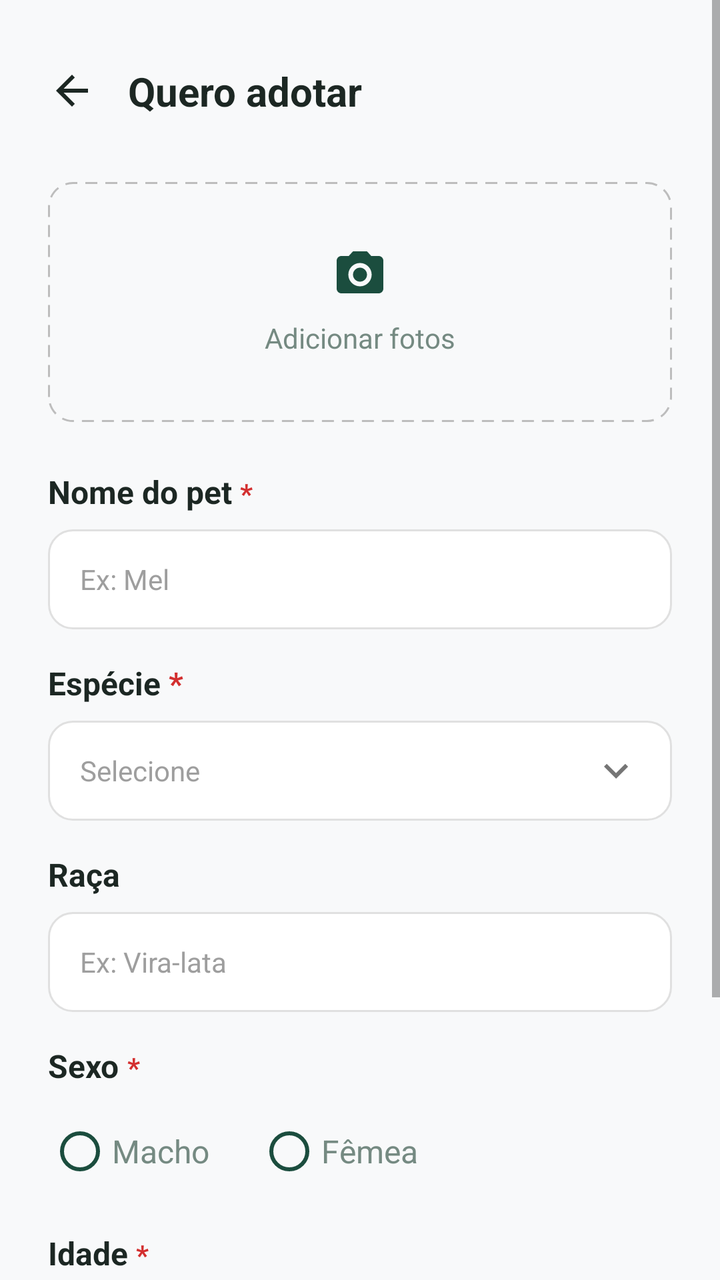
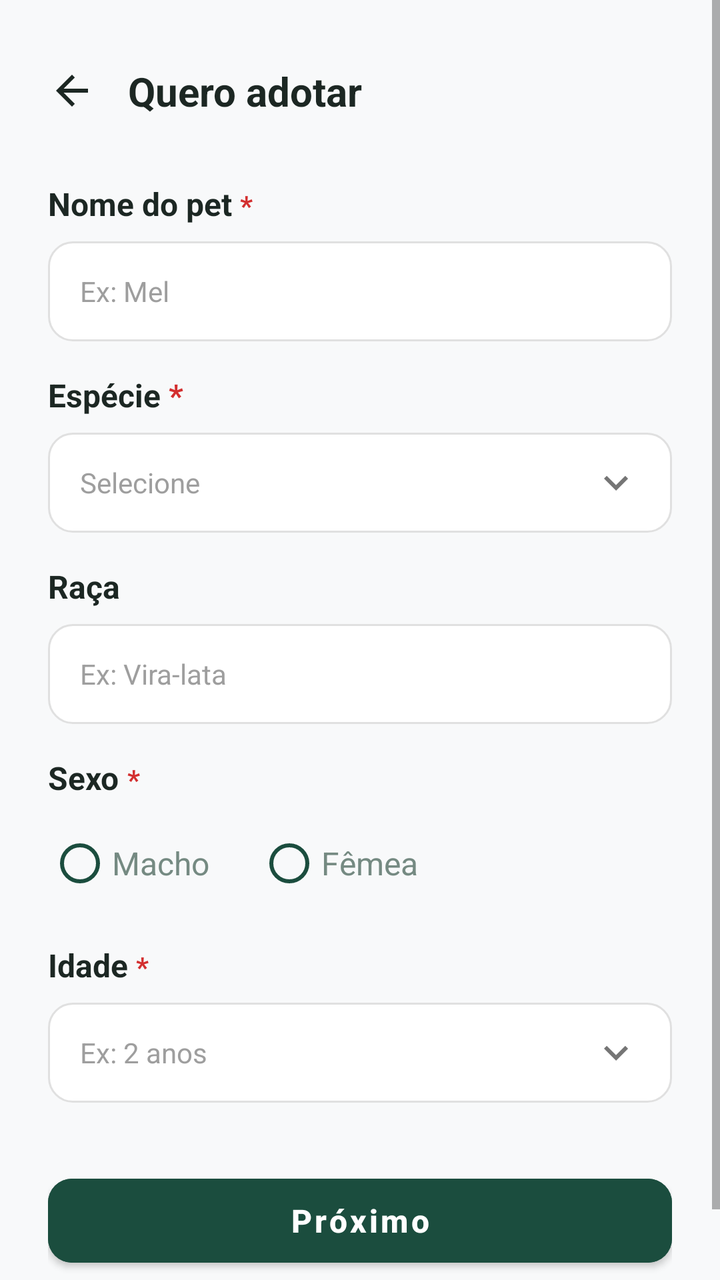

The first picture is an Android layout as it rendered before a commit; the second is the same layout after the commit. The layout source and the unified diff follow.
<!-- AndroidManifest.xml: application theme Theme.HelpPet -->
<!-- res/layout/activity_quero_adotar.xml -->
<?xml version="1.0" encoding="utf-8"?>
<androidx.constraintlayout.widget.ConstraintLayout xmlns:android="http://schemas.android.com/apk/res/android"
    xmlns:app="http://schemas.android.com/apk/res-auto"
    android:layout_width="match_parent"
    android:layout_height="match_parent"
    android:background="@color/background_offwhite">

    <ScrollView
        android:layout_width="match_parent"
        android:layout_height="match_parent"
        android:fillViewport="true"
        app:layout_constraintTop_toTopOf="parent"
        app:layout_constraintBottom_toBottomOf="parent"
        app:layout_constraintStart_toStartOf="parent"
        app:layout_constraintEnd_toEndOf="parent">

        <LinearLayout
            android:layout_width="match_parent"
            android:layout_height="wrap_content"
            android:orientation="vertical"
            android:padding="24dp">

            
            <LinearLayout
                android:layout_width="match_parent"
                android:layout_height="wrap_content"
                android:gravity="center_vertical"
                android:orientation="horizontal"
                android:layout_marginTop="8dp">

                <ImageView
                    android:id="@+id/btn_voltar"
                    android:layout_width="24dp"
                    android:layout_height="24dp"
                    android:src="@drawable/ic_arrow_seta"
                    android:background="?attr/selectableItemBackgroundBorderless"
                    android:clickable="true"
                    android:contentDescription="Voltar" />

                
                <TextView
                    android:layout_width="wrap_content"
                    android:layout_height="wrap_content"
                    android:layout_marginStart="16dp"
                    android:text="Quero adotar"
                    android:textColor="#1C2723"
                    android:textSize="20sp"
                    android:textStyle="bold" />
            </LinearLayout>

            
            <LinearLayout
                android:id="@+id/box_foto"
                android:layout_width="match_parent"
                android:layout_height="120dp"
                android:layout_marginTop="32dp"
                android:background="@drawable/bg_dashed_border"
                android:gravity="center"
                android:orientation="vertical"
                android:clickable="true"
                android:focusable="true">

                <ImageView
                    android:layout_width="28dp"
                    android:layout_height="28dp"
                    android:src="@drawable/ic_camera_add" />

                <TextView
                    android:layout_width="wrap_content"
                    android:layout_height="wrap_content"
                    android:layout_marginTop="8dp"
                    android:text="Adicionar fotos"
                    android:textColor="#758A82"
                    android:textSize="14sp" />
            </LinearLayout>

            
            <LinearLayout
                android:layout_width="wrap_content"
                android:layout_height="wrap_content"
                android:layout_marginTop="24dp"
                android:orientation="horizontal">
                <TextView
                    android:layout_width="wrap_content"
                    android:layout_height="wrap_content"
                    android:text="Nome do pet "
                    android:textColor="#1C2723"
                    android:textStyle="bold"
                    android:textSize="16sp"/>
                <TextView
                    android:layout_width="wrap_content"
                    android:layout_height="wrap_content"
                    android:text="*"
                    android:textColor="#D32F2F"
                    android:textStyle="bold"
                    android:textSize="14sp"/>
            </LinearLayout>

            <EditText
                android:layout_width="match_parent"
                android:layout_height="50dp"
                android:layout_marginTop="8dp"
                android:background="@drawable/bg_input_field"
                android:hint="Ex: Mel"
                android:textColorHint="#9E9E9E"
                android:paddingStart="16dp"
                android:paddingEnd="16dp"
                android:inputType="textPersonName"
                android:textColor="#1C2723"
                android:textSize="14sp" />

            
            <LinearLayout
                android:layout_width="wrap_content"
                android:layout_height="wrap_content"
                android:layout_marginTop="16dp"
                android:orientation="horizontal">
                <TextView
                    android:layout_width="wrap_content"
                    android:layout_height="wrap_content"
                    android:text="Espécie "
                    android:textColor="#1C2723"
                    android:textStyle="bold"
                    android:textSize="16sp"/>
                <TextView
                    android:layout_width="wrap_content"
                    android:layout_height="wrap_content"
                    android:text="*"
                    android:textColor="#D32F2F"
                    android:textStyle="bold"
                    android:textSize="16sp"/>
            </LinearLayout>

            <TextView
                android:id="@+id/tv_especie"
                android:layout_width="match_parent"
                android:layout_height="50dp"
                android:layout_marginTop="8dp"
                android:background="@drawable/bg_input_field"
                android:text="Selecione"
                android:textColor="#9E9E9E"
                android:textSize="14sp"
                android:gravity="center_vertical"
                android:paddingStart="16dp"
                android:paddingEnd="16dp"
                app:drawableEndCompat="@drawable/ic_arrow_setinha" />

            
            <TextView
                android:layout_width="wrap_content"
                android:layout_height="wrap_content"
                android:layout_marginTop="16dp"
                android:text="Raça"
                android:textColor="#1C2723"
                android:textStyle="bold"
                android:textSize="16sp"/>

            <EditText
                android:layout_width="match_parent"
                android:layout_height="50dp"
                android:layout_marginTop="8dp"
                android:background="@drawable/bg_input_field"
                android:hint="Ex: Vira-lata"
                android:textColorHint="#9E9E9E"
                android:paddingStart="16dp"
                android:paddingEnd="16dp"
                android:inputType="textPersonName"
                android:textColor="#1C2723"
                android:textSize="14sp" />

            
            <LinearLayout
                android:layout_width="wrap_content"
                android:layout_height="wrap_content"
                android:layout_marginTop="16dp"
                android:orientation="horizontal">
                <TextView
                    android:layout_width="wrap_content"
                    android:layout_height="wrap_content"
                    android:text="Sexo "
                    android:textColor="#1C2723"
                    android:textStyle="bold"
                    android:textSize="16sp"/>
                <TextView
                    android:layout_width="wrap_content"
                    android:layout_height="wrap_content"
                    android:text="*"
                    android:textColor="#D32F2F"
                    android:textStyle="bold"
                    android:textSize="14sp"/>
            </LinearLayout>

            <RadioGroup
                android:layout_width="match_parent"
                android:layout_height="wrap_content"
                android:layout_marginTop="8dp"
                android:orientation="horizontal">

                <RadioButton
                    android:layout_width="wrap_content"
                    android:layout_height="wrap_content"
                    android:text="Macho"
                    android:textColor="#758A82"
                    android:textSize="16sp"
                    android:layout_marginEnd="24dp"
                    android:buttonTint="@color/primary_green"/>

                <RadioButton
                    android:layout_width="wrap_content"
                    android:layout_height="wrap_content"
                    android:text="Fêmea"
                    android:textColor="#758A82"
                    android:textSize="16sp"
                    android:buttonTint="@color/primary_green"/>
            </RadioGroup>

            
            <LinearLayout
                android:layout_width="wrap_content"
                android:layout_height="wrap_content"
                android:layout_marginTop="16dp"
                android:orientation="horizontal">
                <TextView
                    android:layout_width="wrap_content"
                    android:layout_height="wrap_content"
                    android:text="Idade "
                    android:textColor="#1C2723"
                    android:textStyle="bold"
                    android:textSize="16sp"/>
                <TextView
                    android:layout_width="wrap_content"
                    android:layout_height="wrap_content"
                    android:text="*"
                    android:textColor="#D32F2F"
                    android:textStyle="bold"
                    android:textSize="14sp"/>
            </LinearLayout>

            <TextView
                android:id="@+id/tv_idade"
                android:layout_width="match_parent"
                android:layout_height="50dp"
                android:layout_marginTop="8dp"
                android:background="@drawable/bg_input_field"
                android:text="Ex: 2 anos"
                android:textColor="#9E9E9E"
                android:textSize="14sp"
                android:gravity="center_vertical"
                android:paddingStart="16dp"
                android:paddingEnd="16dp"
                app:drawableEndCompat="@drawable/ic_arrow_setinha" />

            
            <Button
                android:layout_width="match_parent"
                android:layout_height="54dp"
                android:layout_marginTop="32dp"
                android:layout_marginBottom="16dp"
                android:backgroundTint="@color/primary_green"
                android:text="Próximo"
                android:textAllCaps="false"
                android:textColor="@android:color/white"
                android:textSize="16sp"
                android:textStyle="bold"
                app:cornerRadius="12dp" />

        </LinearLayout>
    </ScrollView>

</androidx.constraintlayout.widget.ConstraintLayout>
<!-- resources referenced by this layout -->
<resources>
  <color name="background_offwhite">#F8F9FA</color>
  <color name="primary_green">#1B4D3E</color>
  <!-- drawable bg_dashed_border (drawable) -->
  <shape xmlns:android="http://schemas.android.com/apk/res/android"
      android:shape="rectangle">
      <solid android:color="@android:color/transparent" />
      <stroke
          android:width="1dp"
          android:color="#BDBDBD"
          android:dashWidth="6dp"
          android:dashGap="4dp" />
      <corners android:radius="12dp" />
  </shape>
  <!-- drawable bg_input_field (drawable) -->
  <?xml version="1.0" encoding="utf-8"?>
  <shape xmlns:android="http://schemas.android.com/apk/res/android">
      <solid android:color="@color/white" />
      <stroke android:width="1dp" android:color="@color/gray_border" />
      <corners android:radius="12dp" />
  </shape>
  <!-- drawable ic_arrow_seta (drawable) -->
  <vector xmlns:android="http://schemas.android.com/apk/res/android"
      android:width="24dp"
      android:height="24dp"
      android:viewportWidth="24"
      android:viewportHeight="24">
      <path
          android:fillColor="#1C2723"
          android:pathData="M20,11H7.83l5.59,-5.59L12,4l-8,8 8,8 1.41,-1.41L7.83,13H20v-2z"/>
  </vector>
  <!-- drawable ic_arrow_setinha (drawable) -->
  <vector xmlns:android="http://schemas.android.com/apk/res/android"
      android:width="24dp"
      android:height="24dp"
      android:viewportWidth="24"
      android:viewportHeight="24">
      <path
          android:fillColor="#757575"
          android:pathData="M7.41,8.59L12,13.17l4.59,-4.58L18,10l-6,6 -6,-6 1.41,-1.41z"/>
  </vector>
  <!-- drawable ic_camera_add (drawable) -->
  <vector xmlns:android="http://schemas.android.com/apk/res/android"
      android:width="28dp"
      android:height="28dp"
      android:viewportWidth="24"
      android:viewportHeight="24">
      <path
          android:fillColor="@color/primary_green"
          android:pathData="M9,2L7.17,4H4c-1.1,0 -2,0.9 -2,2v12c0,1.1 0.9,2 2,2h16c1.1,0 2,-0.9 2,-2V6c0,-1.1 -0.9,-2 -2,-2h-3.17L15,2H9zM12,17c-2.76,0 -5,-2.24 -5,-5s2.24,-5 5,-5 5,2.24 5,5 -2.24,5 -5,5zM12,9c-1.65,0 -3,1.35 -3,3s1.35,3 3,3 3,-1.35 3,-3 -1.35,-3 -3,-3z"/>
  </vector>
  <style name="Theme.HelpPet" parent="Theme.MaterialComponents.DayNight.NoActionBar" />
  <color name="white">#FFFFFF</color>
  <color name="gray_border">#E0E0E0</color>
</resources>

<!-- the commit's change to res/layout/activity_quero_adotar.xml (unified diff, before → after) -->
@@ -50,35 +50,9 @@
 
             
             <LinearLayout
-                android:id="@+id/box_foto"
-                android:layout_width="match_parent"
-                android:layout_height="120dp"
+                android:layout_width="wrap_content"
+                android:layout_height="wrap_content"
                 android:layout_marginTop="32dp"
-                android:background="@drawable/bg_dashed_border"
-                android:gravity="center"
-                android:orientation="vertical"
-                android:clickable="true"
-                android:focusable="true">
-
-                <ImageView
-                    android:layout_width="28dp"
-                    android:layout_height="28dp"
-                    android:src="@drawable/ic_camera_add" />
-
-                <TextView
-                    android:layout_width="wrap_content"
-                    android:layout_height="wrap_content"
-                    android:layout_marginTop="8dp"
-                    android:text="Adicionar fotos"
-                    android:textColor="#758A82"
-                    android:textSize="14sp" />
-            </LinearLayout>
-
-            
-            <LinearLayout
-                android:layout_width="wrap_content"
-                android:layout_height="wrap_content"
-                android:layout_marginTop="24dp"
                 android:orientation="horizontal">
                 <TextView
                     android:layout_width="wrap_content"
<!-- resource entries referenced after the edit -->
@@ -2,17 +2,6 @@
 <resources>
   <color name="background_offwhite">#F8F9FA</color>
   <color name="primary_green">#1B4D3E</color>
-  <!-- drawable bg_dashed_border (drawable) -->
-  <shape xmlns:android="http://schemas.android.com/apk/res/android"
-      android:shape="rectangle">
-      <solid android:color="@android:color/transparent" />
-      <stroke
-          android:width="1dp"
-          android:color="#BDBDBD"
-          android:dashWidth="6dp"
-          android:dashGap="4dp" />
-      <corners android:radius="12dp" />
-  </shape>
   <!-- drawable bg_input_field (drawable) -->
   <?xml version="1.0" encoding="utf-8"?>
   <shape xmlns:android="http://schemas.android.com/apk/res/android">
@@ -40,16 +29,6 @@
           android:fillColor="#757575"
           android:pathData="M7.41,8.59L12,13.17l4.59,-4.58L18,10l-6,6 -6,-6 1.41,-1.41z"/>
   </vector>
-  <!-- drawable ic_camera_add (drawable) -->
-  <vector xmlns:android="http://schemas.android.com/apk/res/android"
-      android:width="28dp"
-      android:height="28dp"
-      android:viewportWidth="24"
-      android:viewportHeight="24">
-      <path
-          android:fillColor="@color/primary_green"
-          android:pathData="M9,2L7.17,4H4c-1.1,0 -2,0.9 -2,2v12c0,1.1 0.9,2 2,2h16c1.1,0 2,-0.9 2,-2V6c0,-1.1 -0.9,-2 -2,-2h-3.17L15,2H9zM12,17c-2.76,0 -5,-2.24 -5,-5s2.24,-5 5,-5 5,2.24 5,5 -2.24,5 -5,5zM12,9c-1.65,0 -3,1.35 -3,3s1.35,3 3,3 3,-1.35 3,-3 -1.35,-3 -3,-3z"/>
-  </vector>
   <style name="Theme.HelpPet" parent="Theme.MaterialComponents.DayNight.NoActionBar" />
   <color name="white">#FFFFFF</color>
   <color name="gray_border">#E0E0E0</color>
